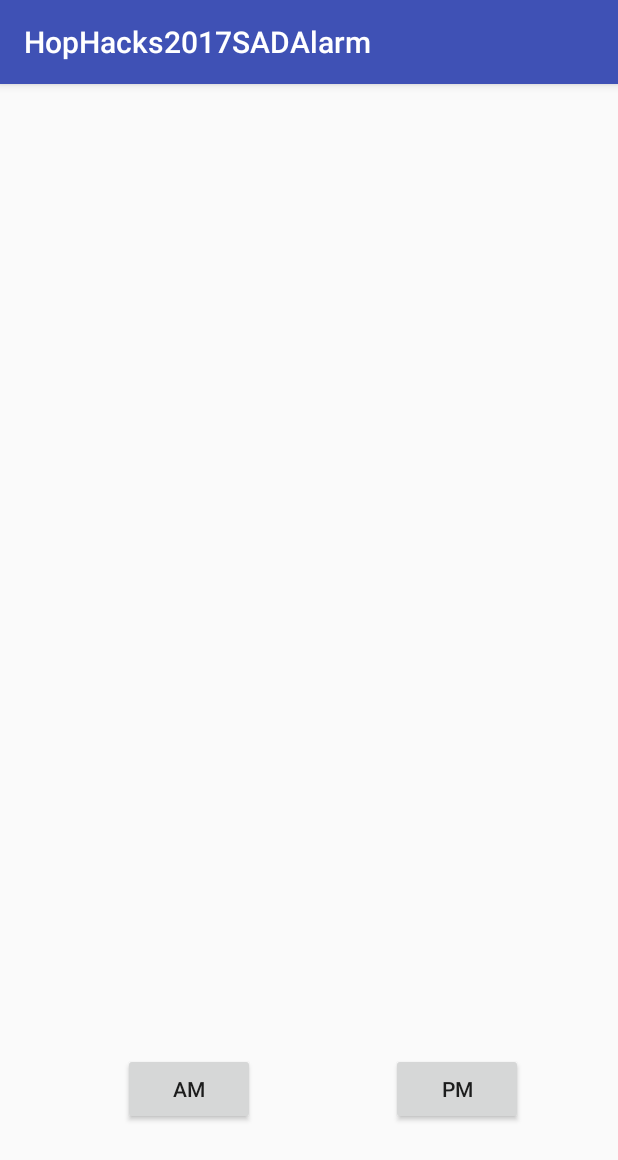
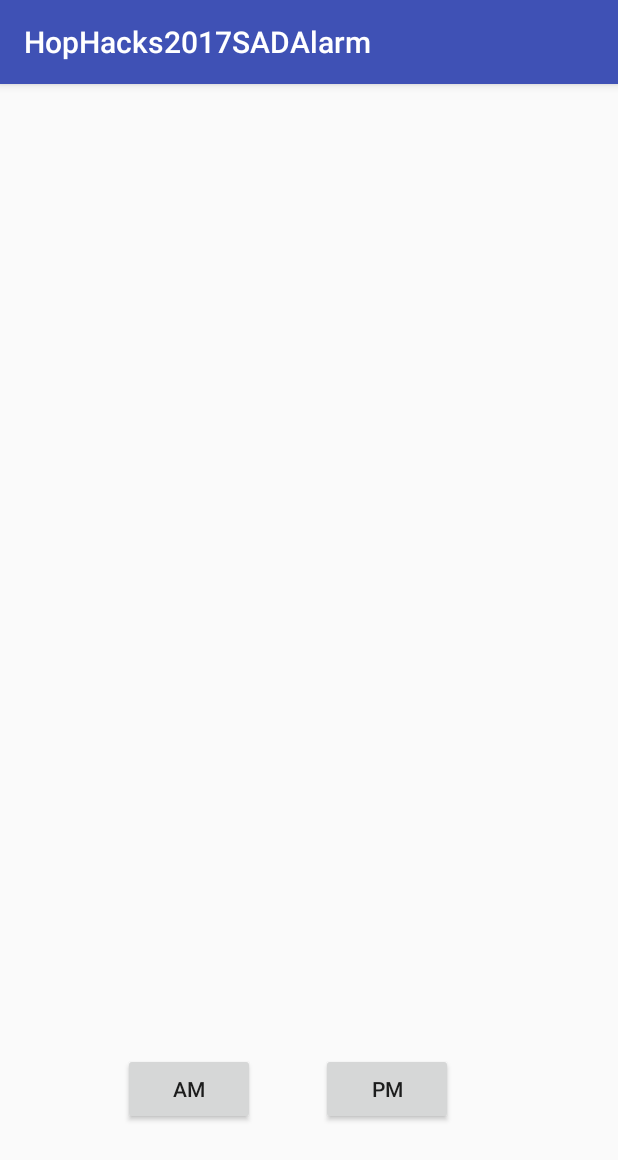
Before and after one commit to 16egong/HopHacks2017, an Android app: the screen it shows after launch (MainActivity), on a phone screen of 412 x 824 dp. Shown: the top 1160 px of the screen. Run offline under Robolectric (Android 15) with nearby library versions, the phone set to English and light mode, and no system bars.

Commit message:
i changed the id of the bttons so that the names reflect the buttons porupose

```diff
--- a/HopHacks2017SADAlarm/app/src/main/res/layout/activity_main.xml
+++ b/HopHacks2017SADAlarm/app/src/main/res/layout/activity_main.xml
@@ -15,7 +15,7 @@
         android:layout_width="wrap_content"
         android:layout_height="wrap_content"
         android:layout_marginBottom="58dp"
-        android:id="@+id/button"
+        android:id="@+id/setAM"
         android:layout_alignParentBottom="true"
         android:layout_alignParentStart="true"
         android:layout_marginStart="66dp" />
@@ -24,8 +24,9 @@
         android:text="PM"
         android:layout_width="wrap_content"
         android:layout_height="wrap_content"
-        android:layout_alignTop="@+id/button"
-        android:layout_alignParentEnd="true"
-        android:layout_marginEnd="47dp"
-        android:id="@+id/button2" />
+        android:id="@+id/setPM"
+        android:layout_alignBaseline="@+id/setAM"
+        android:layout_alignBottom="@+id/setAM"
+        android:layout_toEndOf="@+id/setAM"
+        android:layout_marginStart="44dp" />
 </RelativeLayout>
```
